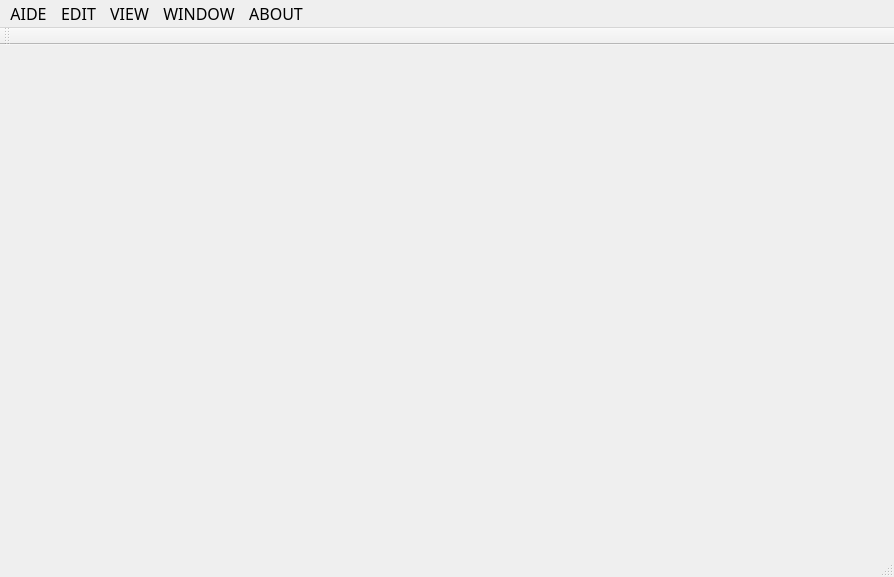
Before: the Qt Designer form aide.ui in Tpimp/AIDE, drawn with Qt 5.
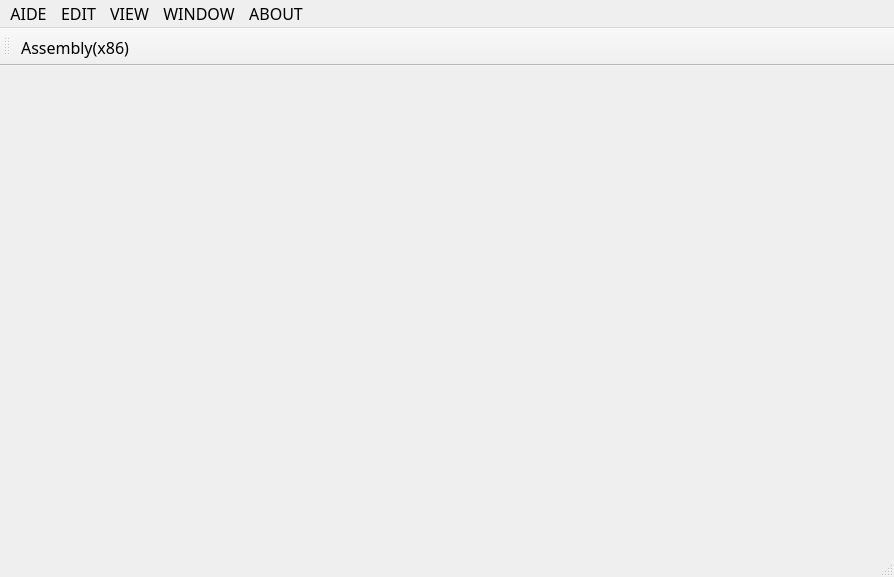
After: the same form once the commit is applied. Icons and pictures are not drawn.

Commit message: Added Tool Bar and improved Project Explorer

Patch:
```diff
--- a/aide.ui
+++ b/aide.ui
@@ -45,7 +45,7 @@
      <property name="title">
       <string>New File</string>
      </property>
-     <addaction name="actionAssembly_x86"/>
+     <addaction name="ActionAssembly_x86"/>
     </widget>
     <addaction name="menuNew_File"/>
     <addaction name="ActionExit"/>
@@ -77,12 +77,22 @@
    <addaction name="MenuABOUT"/>
   </widget>
   <widget class="QToolBar" name="ToolBar">
+   <property name="iconSize">
+    <size>
+     <width>30</width>
+     <height>30</height>
+    </size>
+   </property>
+   <property name="toolButtonStyle">
+    <enum>Qt::ToolButtonIconOnly</enum>
+   </property>
    <attribute name="toolBarArea">
     <enum>TopToolBarArea</enum>
    </attribute>
    <attribute name="toolBarBreak">
     <bool>false</bool>
    </attribute>
+   <addaction name="ActionAssembly_x86"/>
   </widget>
   <widget class="QStatusBar" name="statusBar"/>
   <action name="ActionExit">
@@ -90,7 +100,11 @@
     <string>Exit</string>
    </property>
   </action>
-  <action name="actionAssembly_x86">
+  <action name="ActionAssembly_x86">
+   <property name="icon">
+    <iconset resource="aide_resource.qrc">
+     <normaloff>:/images/images/new_file.png</normaloff>:/images/images/new_file.png</iconset>
+   </property>
    <property name="text">
     <string>Assembly(x86)</string>
    </property>
```
The commit also changes 8 other files.
